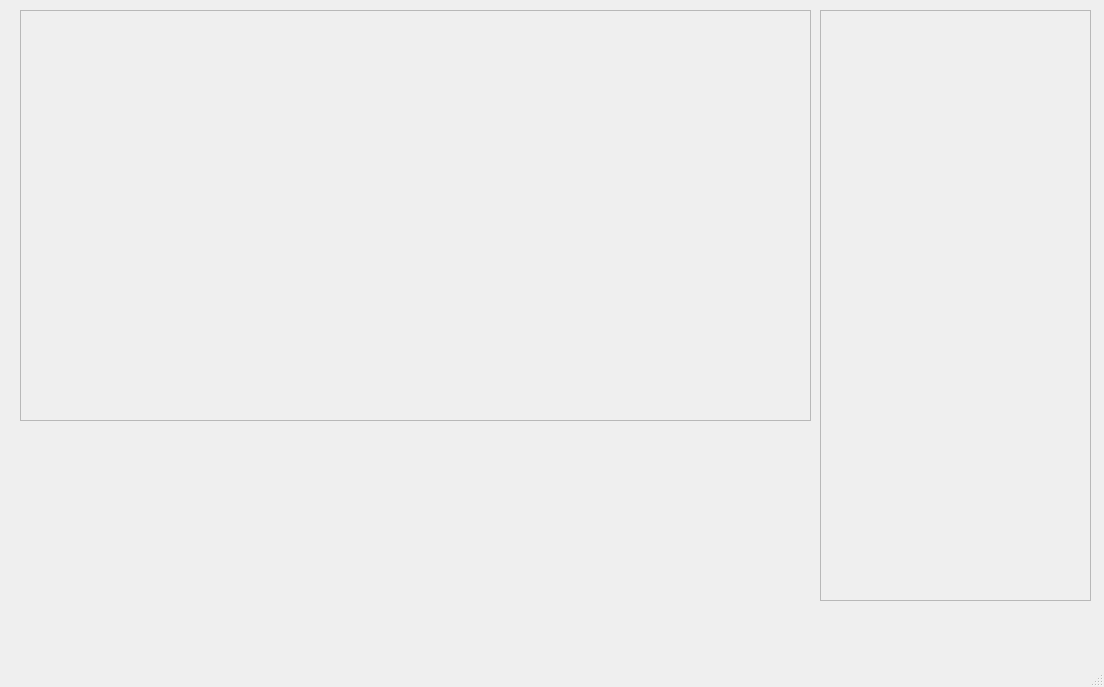
Before: the Qt Designer form window_trainer.ui in BboyZander/Poker-trainer-QTProject, drawn with Qt 5.
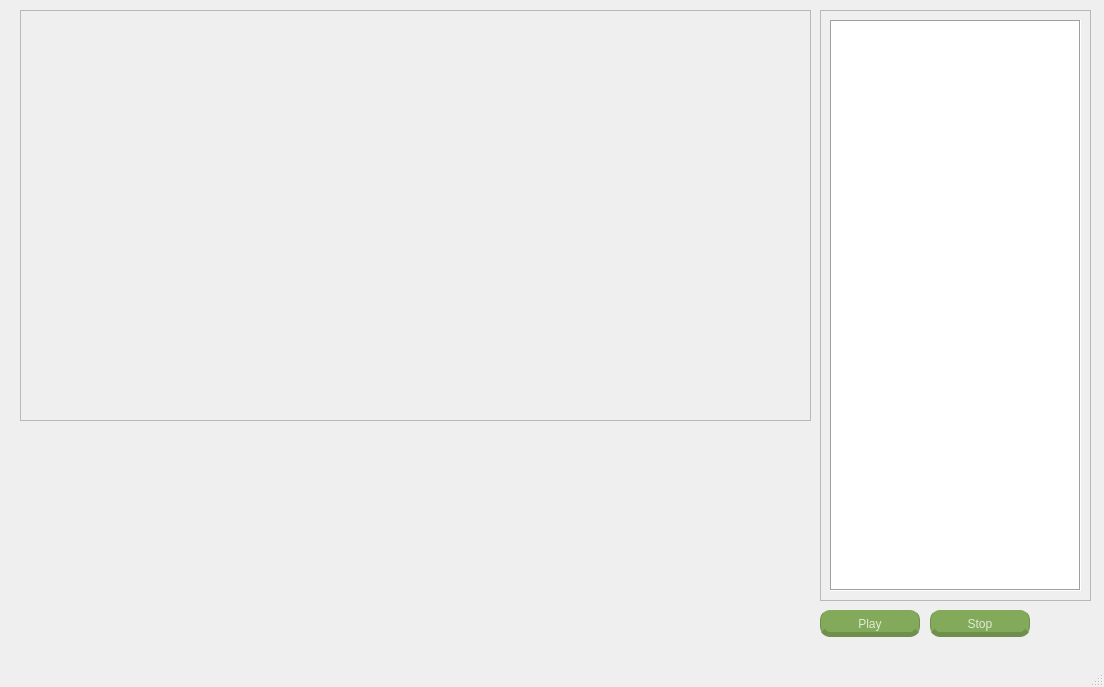
After: the same form once the commit is applied.

The edit to the form file:
```diff
--- a/window_trainer.ui
+++ b/window_trainer.ui
@@ -44,6 +44,103 @@
     </property>
     <property name="frameShadow">
      <enum>QFrame::Raised</enum>
+    </property>
+    <widget class="QTextEdit" name="textEditLogger">
+     <property name="geometry">
+      <rect>
+       <x>10</x>
+       <y>10</y>
+       <width>251</width>
+       <height>571</height>
+      </rect>
+     </property>
+     <property name="frameShape">
+      <enum>QFrame::Box</enum>
+     </property>
+    </widget>
+   </widget>
+   <widget class="QPushButton" name="btn_play">
+    <property name="geometry">
+     <rect>
+      <x>820</x>
+      <y>610</y>
+      <width>100</width>
+      <height>27</height>
+     </rect>
+    </property>
+    <property name="styleSheet">
+     <string notr="true">QPushButton {
+background-color: rgb(130, 170, 90);
+border: None;
+padding-top: 5px;
+color: rgb(226, 234, 216);
+border-left: 1px solid rgb(110, 144, 76);
+border-right: 1px solid rgb(110, 144, 76);
+border-bottom: 5px solid rgb(110, 144, 76);
+border-radius: 10px
+}
+QPushButton::hover {
+background-color: rgb(138, 181, 96);
+border-left: 1px solid rgb(110, 144, 76);
+border-right: 1px solid rgb(110, 144, 76);
+border-bottom: 5px solid rgb(110, 144, 76);
+}
+QPushButton::pressed {
+background-color: rgb(120, 157, 83);
+border-left: 1px solid rgb(110, 144, 76);
+border-right: 1px solid rgb(110, 144, 76);
+border-top: 5px solid rgb(110, 144, 76);
+padding-top: -5px;
+border-bottom: None
+}</string>
+    </property>
+    <property name="inputMethodHints">
+     <set>Qt::ImhNone</set>
+    </property>
+    <property name="text">
+     <string>Play</string>
+    </property>
+   </widget>
+   <widget class="QPushButton" name="btn_stop">
+    <property name="geometry">
+     <rect>
+      <x>930</x>
+      <y>610</y>
+      <width>100</width>
+      <height>27</height>
+     </rect>
+    </property>
+    <property name="styleSheet">
+     <string notr="true">QPushButton {
+background-color: rgb(130, 170, 90);
+border: None;
+padding-top: 5px;
+color: rgb(226, 234, 216);
+border-left: 1px solid rgb(110, 144, 76);
+border-right: 1px solid rgb(110, 144, 76);
+border-bottom: 5px solid rgb(110, 144, 76);
+border-radius: 10px
+}
+QPushButton::hover {
+background-color: rgb(138, 181, 96);
+border-left: 1px solid rgb(110, 144, 76);
+border-right: 1px solid rgb(110, 144, 76);
+border-bottom: 5px solid rgb(110, 144, 76);
+}
+QPushButton::pressed {
+background-color: rgb(120, 157, 83);
+border-left: 1px solid rgb(110, 144, 76);
+border-right: 1px solid rgb(110, 144, 76);
+border-top: 5px solid rgb(110, 144, 76);
+padding-top: -5px;
+border-bottom: None
+}</string>
+    </property>
+    <property name="inputMethodHints">
+     <set>Qt::ImhNone</set>
+    </property>
+    <property name="text">
+     <string>Stop</string>
     </property>
    </widget>
   </widget>
```
Left out of the diff: 2 changed lines with no effect on the pictures.
